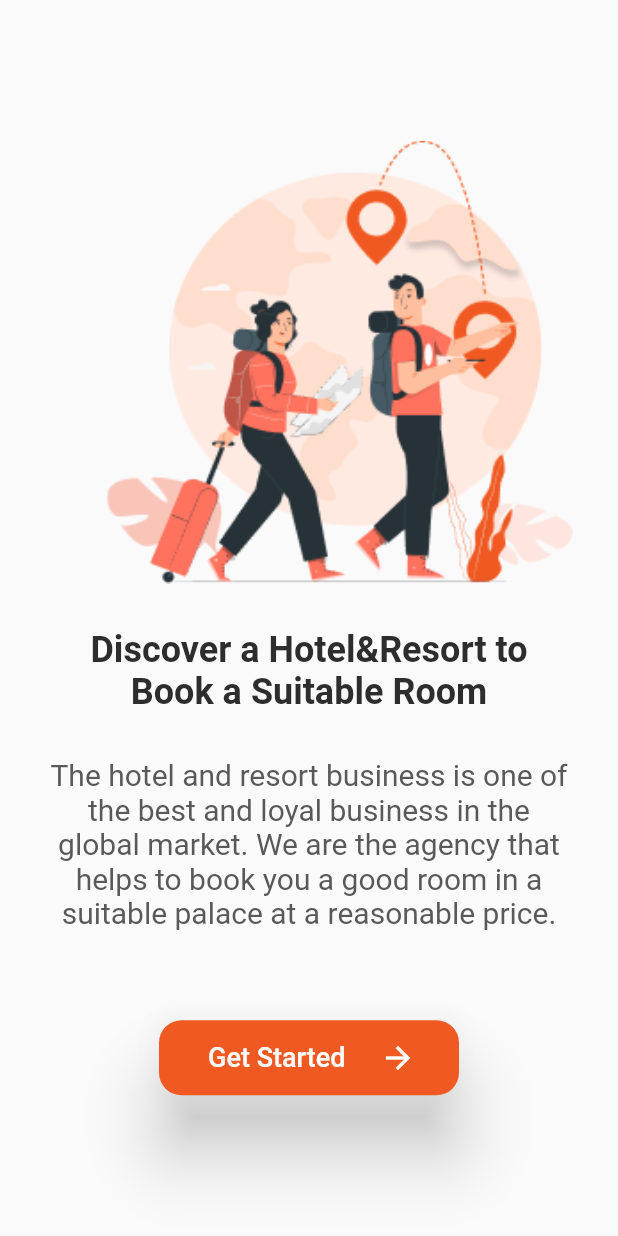
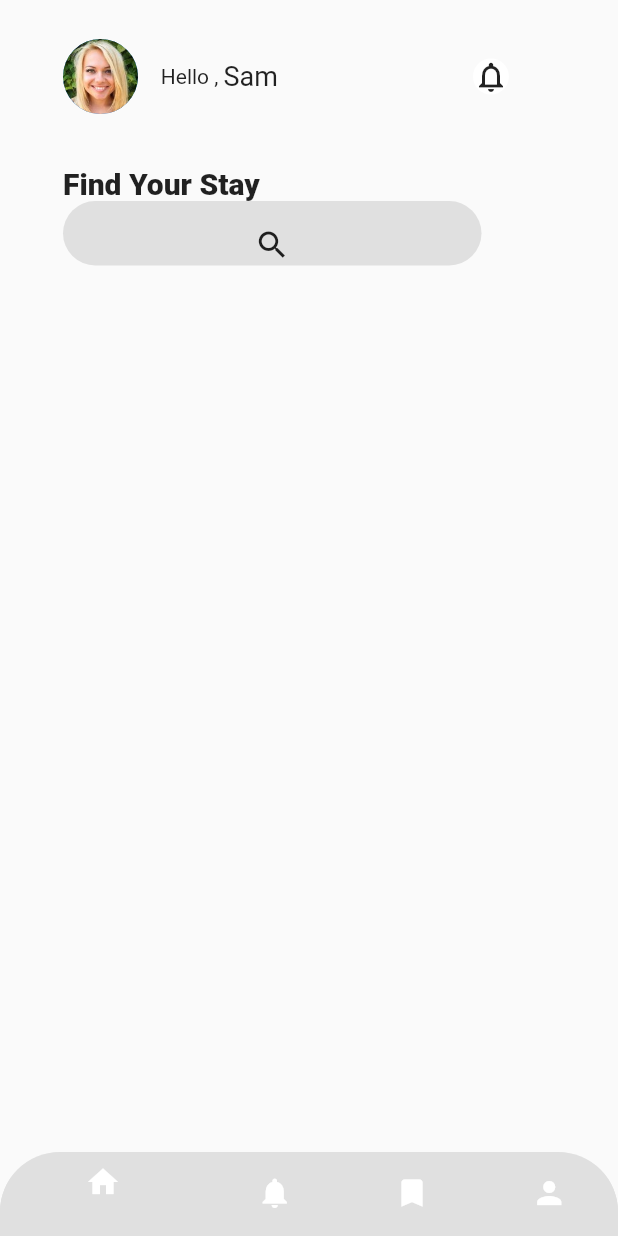
Before and after one commit to ensyldrm0/Travel-App, a Flutter app: the screen it shows after launch, after a tap on "Get Started", on a phone screen of 412 x 824 dp. Run offline on Flutter 3.47's test engine with Material 2 defaults, Android fonts, the phone set to English and light mode, and no system bars.

Commit message:
Main page 1

```diff
--- a/lib/first_page.dart
+++ b/lib/first_page.dart
@@ -1,8 +1,8 @@
-
 import 'package:flutter/material.dart';
+import 'main_page.dart';
 
 class first_page extends StatefulWidget {
-  const first_page({ Key? key }) : super(key: key);
+  const first_page({Key? key}) : super(key: key);
 
   @override
   State<first_page> createState() => _first_pageState();
@@ -19,15 +19,13 @@ class _first_pageState extends State<first_page> {
         children: [
           //FOTOĞRAF
           Container(
-                width:522.65 ,
+            width: 522.65,
             height: 325.31,
             padding: const EdgeInsets.only(bottom: 30),
             child: Image.asset(
-                  "assets/images/anafoto.png",
+              "assets/images/humans.png",
               fit: BoxFit.fill,
-
             ),
-
           ),
           //BAŞLIK
           const Padding(
@@ -36,7 +34,7 @@ class _first_pageState extends State<first_page> {
               "Discover a Hotel&Resort to Book a Suitable Room",
               textAlign: TextAlign.center,
               style: TextStyle(
-                  fontSize: 24,
+                fontSize: 26,
                 color: Color(0xFF2D2D2D),
                 fontWeight: FontWeight.bold,
               ),
@@ -62,10 +60,12 @@ class _first_pageState extends State<first_page> {
           Directionality(
             textDirection: TextDirection.rtl,
             child: ElevatedButton.icon(
-                  onPressed: () {},
-                  icon: Padding(
-                    padding: const EdgeInsets.only(left: 15),
-                    child: const Icon(
+                onPressed: () {
+                  Navigator.pushNamed(context, "/main");
+                },
+                icon: const Padding(
+                  padding: EdgeInsets.only(left: 15),
+                  child: Icon(
                     Icons.arrow_forward,
                     textDirection: TextDirection.ltr,
                   ),
--- a/lib/main.dart
+++ b/lib/main.dart
@@ -1,6 +1,7 @@
 import 'package:flutter/material.dart';
 
 import 'first_page.dart';
+import 'main_page.dart';
 
 void main() {
   runApp(const MyUiApp());
@@ -12,6 +13,10 @@ class MyUiApp extends StatelessWidget {
   @override
   Widget build(BuildContext context) {
     return MaterialApp(
+          initialRoute: "/",
+    routes: {
+      "/main": (context) =>MainPage(),
+    },
       home: Scaffold(
         body: first_page(),
       ),
--- /dev/null
+++ b/lib/main_page.dart
@@ -0,0 +1,113 @@
+import 'package:flutter/material.dart';
+
+class MainPage extends StatefulWidget {
+  const MainPage({Key? key}) : super(key: key);
+  @override
+  State<MainPage> createState() => _MainPageState();
+}
+
+class _MainPageState extends State<MainPage> {
+  @override
+  Widget build(BuildContext context) {
+    return MaterialApp(
+        home: Scaffold(
+      body: SafeArea(
+        child: Container(
+          padding: const EdgeInsets.only(top: 26, left: 42),
+          child: Column(
+            children: [
+              //HELLO EKRANI
+              Row(
+                children: [
+                  const CircleAvatar(
+                    radius: 25,
+                    backgroundImage: AssetImage("assets/images/sam.jpeg"),
+                  ),
+                  const SizedBox(
+                    width: 15.2,
+                  ),
+                  const Text(
+                    "Hello , ",
+                    style: TextStyle(fontSize: 14),
+                  ),
+                  const Text(
+                    "Sam",
+                    style: TextStyle(fontSize: 18),
+                  ),
+                  const SizedBox(
+                    width: 130,
+                  ),
+                  Container(
+                    decoration: const BoxDecoration(
+                      shape: BoxShape.circle,
+                      color: Colors.white,
+                    ),
+                    child: const Icon(Icons.notifications_none),
+                  )
+                ],
+              ),
+              const SizedBox(height: 35),
+
+              //FIND YOUR STAY
+              Column(
+                children: [
+                  const Align(
+                    alignment: Alignment.bottomLeft,
+                    child: Text(
+                      "Find Your Stay",
+                      style:
+                          TextStyle(fontSize: 20, fontWeight: FontWeight.w800),
+                    ),
+                  ),
+                  Row(
+                    children: [
+                      Container(
+                        padding: const EdgeInsets.only(top: 15),
+                        width: 279,
+                        height: 43,
+                        decoration: BoxDecoration(
+                            color: Colors.grey.shade300,
+                            borderRadius: BorderRadius.circular(50)),
+                        child: const Icon(
+                          Icons.search,
+                        ),
+                      ),
+                    ],
+                  )
+                ],
+              ),
+
+              //OUR PROPERTİES
+
+              //POPOULAR
+            ],
+          ),
+        ),
+      ),
+
+      //BOTTOM BAR
+      bottomNavigationBar: ClipRRect(
+        borderRadius: const BorderRadius.only(
+            topRight: Radius.circular(40), topLeft: Radius.circular(40)),
+        child: BottomNavigationBar(items: [
+          BottomNavigationBarItem(
+              icon: const Icon(Icons.home),
+              label: '',
+              backgroundColor: Colors.grey.shade300),
+          const BottomNavigationBarItem(
+              icon: Icon(Icons.notifications),
+              label: '',
+              backgroundColor: Colors.red),
+          const BottomNavigationBarItem(
+            icon: Icon(Icons.bookmark),
+            label: '',
+          ),
+          const BottomNavigationBarItem(
+            icon: Icon(Icons.person),
+            label: '',
+          ),
+        ]),
+      ),
+    ));
+  }
+}
```
Also changed, not shown: assets/images/humans.png (added), assets/images/sam.jpeg (added). Lines whose indentation alone changed are shown as unchanged.
